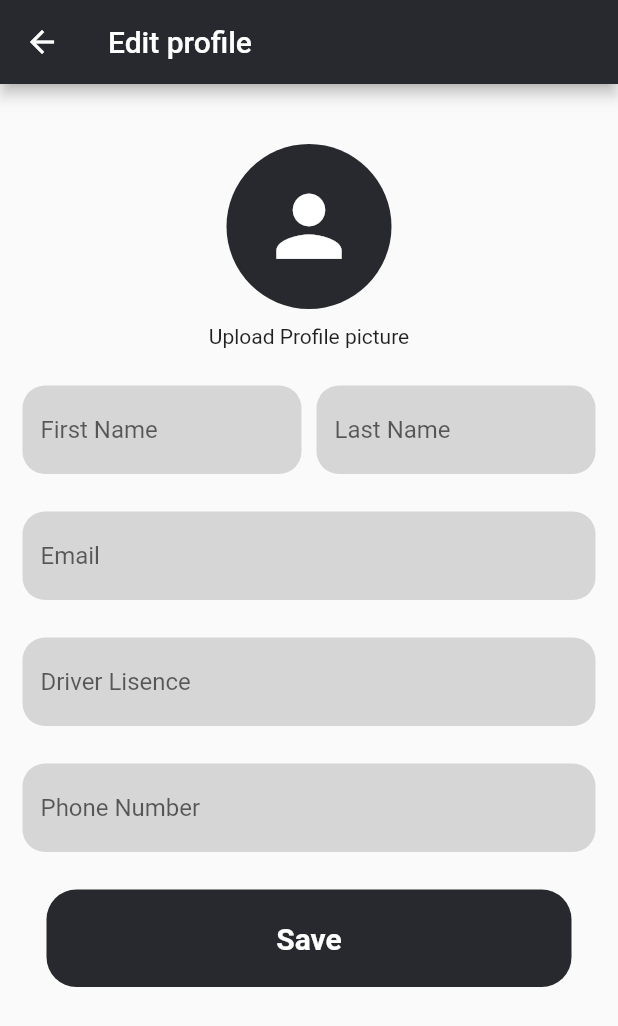
After one commit to abdulazizaljufair/rentAride, a Flutter app: the ManageProfile screen opened directly, after a tap on "Edit Profile", on a phone screen of 412 x 824 dp. The commit adds this screen. Shown: the top 1026 px of the screen. Run offline on Flutter 3.47's test engine with Material 2 defaults, Android fonts, the phone set to English and light mode, and no system bars; our stand-ins replace animated_bottom_navigation_bar, carousel_slider, flutter_chat_bubble, image_picker; network calls fail.

Commit message:
updated code

```diff
--- /dev/null
+++ b/flutter_application_1/lib/screens/Edit_profile.dart
@@ -0,0 +1,100 @@
+import 'package:flutter/material.dart';
+import 'package:flutter_application_1/helper/functions.dart';
+import 'package:flutter_application_1/widgets/custom_button.dart';
+import 'package:flutter_application_1/widgets/my_text_field.dart';
+
+class EditProfile extends StatelessWidget {
+  @override
+  Widget build(BuildContext context) {
+    return Scaffold(
+      appBar: AppBar(
+        backgroundColor: Color(0xFF27292E),
+        title: Text(
+          'Edit profile',
+          style: TextStyle(
+            color: Colors.white,
+          ),
+        ),
+      ),
+      body: Padding(
+        padding: const EdgeInsets.symmetric(horizontal: 15, vertical: 40),
+        child: Column(
+          crossAxisAlignment: CrossAxisAlignment.center,
+          children: [
+            Center(
+              child: InkWell(
+                onTap: () {
+                  pickImage();
+                },
+                child: Container(
+                  height: 110,
+                  width: 110,
+                  decoration: BoxDecoration(
+                    shape: BoxShape.circle,
+                    color: Color(0xFF27292E),
+                  ),
+                  child: Icon(
+                    Icons.person,
+                    size: 65,
+                    color: Colors.white,
+                  ),
+                ),
+              ),
+            ),
+            SizedBox(
+              height: 10,
+            ),
+            Text('Upload Profile picture'),
+            SizedBox(
+              height: 25,
+            ),
+            Row(
+              children: [
+                Expanded(
+                  child: MyTextformField(
+                    hintText: 'First Name',
+                  ),
+                ),
+                SizedBox(
+                  width: 10,
+                ),
+                Expanded(
+                    child: MyTextformField(
+                  hintText: 'Last Name',
+                )),
+              ],
+            ),
+            SizedBox(
+              height: 25,
+            ),
+            MyTextformField(
+              hintText: 'Email',
+            ),
+            SizedBox(
+              height: 25,
+            ),
+            MyTextformField(
+              hintText: 'Driver Lisence',
+            ),
+            SizedBox(
+              height: 25,
+            ),
+            MyTextformField(
+              hintText: 'Phone Number',
+            ),
+            SizedBox(
+              height: 25,
+            ),
+            CustomButton(
+              onTap: () {},
+              height: 65,
+              buttoncolor: Color(0XFF27292E),
+              textcolor: Colors.white,
+              text: 'Save',
+            ),
+          ],
+        ),
+      ),
+    );
+  }
+}
--- a/flutter_application_1/lib/screens/HomeScreen.dart
+++ b/flutter_application_1/lib/screens/HomeScreen.dart
@@ -9,6 +9,7 @@ import 'package:flutter_application_1/screens/add_card_screen.dart';
 import 'package:flutter_application_1/screens/addcar2.dart';
 import 'package:flutter_application_1/screens/choose_Existingcard.dart';
 import 'package:flutter_application_1/screens/login_screen.dart';
+import 'package:flutter_application_1/screens/manage_profilescreen.dart';
 import 'package:flutter_application_1/widgets/my_list_tile.dart';
 import 'package:carousel_slider/carousel_slider.dart';
 
@@ -131,6 +132,10 @@ class HomeScreen extends StatelessWidget {
           Mylist(
             icon: Icons.person,
             title: 'Manage Profile',
+            onTap: () {
+              Navigator.of(context).push(
+                  MaterialPageRoute(builder: (context) => ManageProfile()));
+            },
           ),
           Mylist(
             icon: Icons.view_agenda,
--- /dev/null
+++ b/flutter_application_1/lib/screens/manage_profilescreen.dart
@@ -0,0 +1,102 @@
+import 'package:flutter/material.dart';
+import 'package:flutter_application_1/helper/functions.dart';
+import 'package:flutter_application_1/screens/Edit_profile.dart';
+import 'package:flutter_application_1/screens/ResetPassword.dart';
+
+class ManageProfile extends StatefulWidget {
+  @override
+  _ManageProfileState createState() => _ManageProfileState();
+}
+
+class _ManageProfileState extends State<ManageProfile> {
+  bool enablenotifications = false;
+  @override
+  Widget build(BuildContext context) {
+    return Scaffold(
+      appBar: AppBar(
+        backgroundColor: Color(0xFF27292E),
+        title: Text(
+          'Manage Profile',
+          style: TextStyle(
+            color: Colors.white,
+          ),
+        ),
+      ),
+      body: Column(
+        children: [
+          SizedBox(
+            height: 20,
+          ),
+          SwitchListTile(
+            title: Text('Enable/Disable Notifications'),
+            value: enablenotifications,
+            onChanged: (value) {
+              enablenotifications = value;
+              setState(() {});
+            },
+          ),
+          Divider(
+            height: 20,
+            thickness: 3,
+            indent: 20,
+            endIndent: 20,
+          ),
+          ListTile(
+            onTap: () {
+              Navigator.push(context,
+                  MaterialPageRoute(builder: (context) => ResetPassword()));
+            },
+            title: Text('Reset Password'),
+            trailing: Icon(
+              Icons.arrow_forward_ios_rounded,
+              size: 20,
+            ),
+          ),
+          Divider(
+            height: 20,
+            thickness: 3,
+            indent: 20,
+            endIndent: 20,
+          ),
+          ListTile(
+            onTap: () {
+              Navigator.push(context,
+                  MaterialPageRoute(builder: (context) => EditProfile()));
+            },
+            title: Text('Edit Profile'),
+            trailing: Icon(
+              Icons.arrow_forward_ios_rounded,
+              size: 20,
+            ),
+          ),
+          Divider(
+            height: 20,
+            thickness: 3,
+            indent: 20,
+            endIndent: 20,
+          ),
+          ListTile(
+            onTap: () {
+              showMyDialog(
+                  context: context,
+                  primarytitle: 'Are you sure',
+                  button1title: 'Yes',
+                  button2title: 'No',
+                  onPressedButton1: () {
+                    Navigator.pop(context);
+                  },
+                  onPressedButton2: () {
+                    Navigator.pop(context);
+                  });
+            },
+            title: Text('Delete Account'),
+            trailing: Icon(
+              Icons.arrow_forward_ios_rounded,
+              size: 20,
+            ),
+          ),
+        ],
+      ),
+    );
+  }
+}
```
Also changed, not shown: flutter_application_1/lib/screens/ResetPassword.dart (added, +82 -0 lines).
